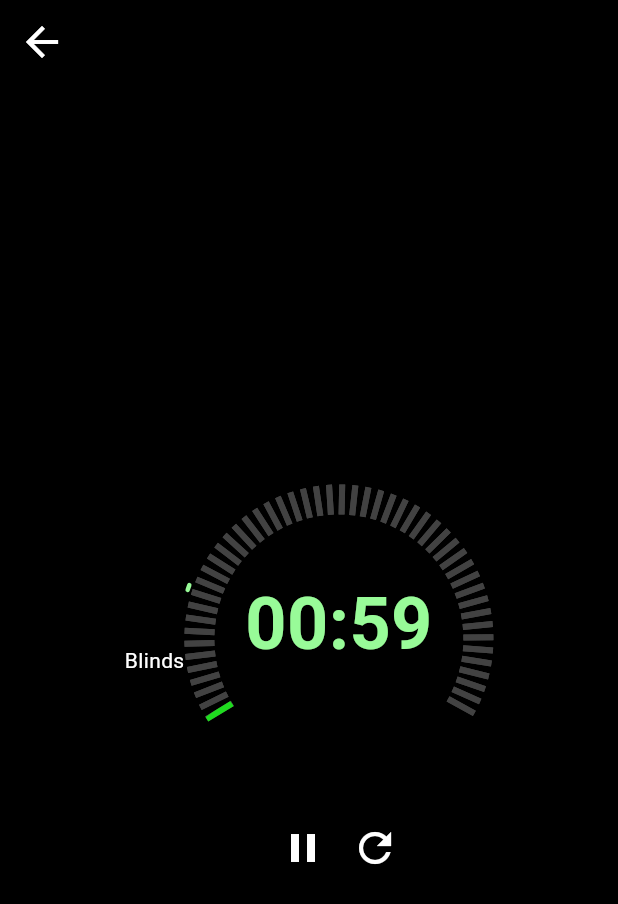
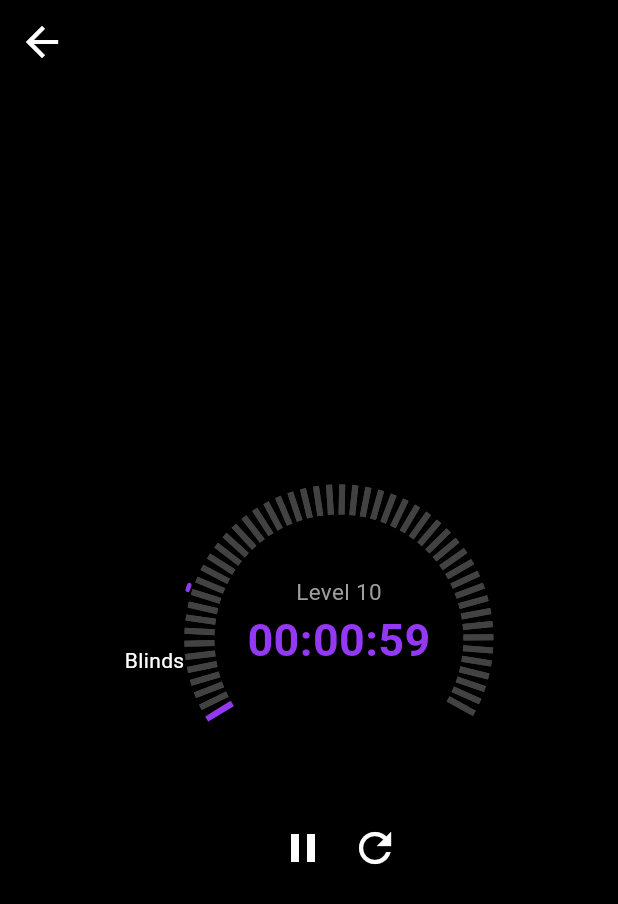
Before and after one commit to gunggme/HoldemTimerApp, a Flutter app: the TimerView screen opened by its route, after a tap on the "play arrow" icon, on a phone screen of 412 x 824 dp. Shown: the top 904 px of the screen. Run offline on Flutter 3.47's test engine with Material 3 defaults, Android fonts, the light colour scheme and no system bars; our stand-ins replace get.

Commit message:
레벨 텍스트 추가, 색 변경
! TODO !
레벨 텍스트 기능 추가필요

```diff
--- a/lib/app/modules/timer/painters/timer_painter.dart
+++ b/lib/app/modules/timer/painters/timer_painter.dart
@@ -84,7 +84,7 @@ class TimerPainter extends CustomPainter {
       canvas.drawPath(
         progressPath,
         Paint()
-          ..color = const Color(0xFF1FDC1F)
+          ..color = const Color(0xFF9438F5)
           ..strokeWidth = 20
           ..style = PaintingStyle.stroke
           ..strokeCap = StrokeCap.square
--- a/lib/app/modules/timer/widgets/timer_display.dart
+++ b/lib/app/modules/timer/widgets/timer_display.dart
@@ -37,18 +37,28 @@ class TimerDisplay extends StatelessWidget {
             height: size,
             child: Obx(() => controller.isRunning.value
                 ? CustomSpinningAnimation(
-                    color: const Color(0xFF98FB98),
+                    color: const Color(0xFF9438F5),
                   )
                 : const SizedBox()),
           ),
-        Obx(() => Text(
-          '${controller.minutes.toString().padLeft(2, '0')}:${controller.seconds.toString().padLeft(2, '0')}',
-          style: const TextStyle(
-            fontSize: 48,
-            color: Color(0xFF98FB98),
-            fontWeight: FontWeight.bold,
-          ),
-        )),
+        Column(
+          children: [
+            // TODO 레벨 및 쉬는 시간 지정 해야함
+            Obx(() => Text("Level 10",
+              style: const TextStyle(
+              fontSize: 15,
+              color: Colors.grey,
+            ),)),
+            Obx(() => Text(
+              '00:${controller.minutes.toString().padLeft(2, '0')}:${controller.seconds.toString().padLeft(2, '0')}',
+              style: const TextStyle(
+                fontSize: 30,
+                color: Color(0xFF9438F5),
+                fontWeight: FontWeight.bold,
+              ),
+            )),
+          ],
+        )
       ],
     );
   }
```
